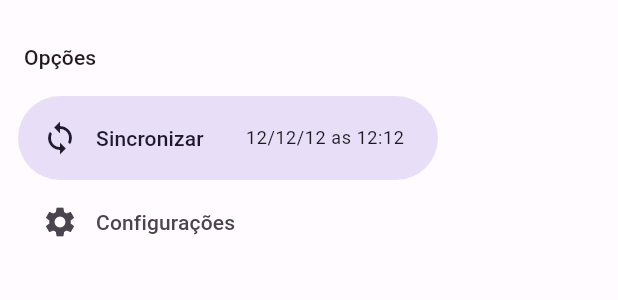
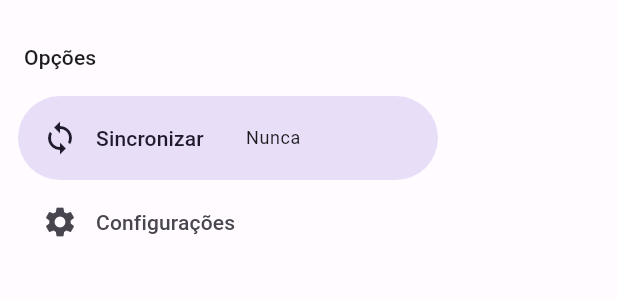
Before and after one commit to hadrianus-dev/list-app, a Flutter app: the CustomDrawer widget shown alone on an empty page, opened directly, on a phone screen of 412 x 824 dp. Shown: the top 300 px of the screen. Run offline on Flutter 3.47's test engine with Material 2 defaults, Android fonts, the phone set to English and light mode, and no system bars; our stand-ins replace flutter_modular, realm; generated files the repository leaves out were written again.

```diff
--- a/app/lib/src/home/widgets/custom_drawer.dart
+++ b/app/lib/src/home/widgets/custom_drawer.dart
@@ -1,10 +1,25 @@
+import 'package:ListApp/src/shared/stores/app_store.dart';
 import 'package:flutter/material.dart';
+import 'package:flutter_modular/flutter_modular.dart';
+import 'package:intl/intl.dart';
 
 class CustomDrawer extends StatelessWidget {
   const CustomDrawer({super.key});
 
   @override
   Widget build(BuildContext context) {
+    final appStore = context.watch<AppStore>(
+      (store) => store.syncDate,
+    );
+
+    final syncDate = appStore.syncDate.value;
+    var sysncDateText = 'Nunca ';
+
+    if (syncDate != null) {
+      final format = DateFormat('dd/MM/yyyy às hh:mm');
+      sysncDateText = format.format(syncDate);
+    }
+
     return NavigationDrawer(
         onDestinationSelected: (index) {
           if (index == 1) {
@@ -23,17 +38,20 @@ class CustomDrawer extends StatelessWidget {
           ),
           NavigationDrawerDestination(
               icon: const Icon(Icons.sync),
-              label: Row(
+              label: SizedBox(
+                width: 210,
+                child: Row(
                   children: [
                     const Text('Sincronizar'),
                     const SizedBox(
                       width: 28,
                     ),
                     Text(
-                    '12/12/12 as 12:12',
+                      sysncDateText,
                       style: Theme.of(context).textTheme.bodySmall,
                     ),
                   ],
+                ),
               )),
           const NavigationDrawerDestination(
               icon: Icon(Icons.settings), label: Text('Configurações'))
--- /dev/null
+++ b/app/lib/src/shared/service/realm/realm_config.dart
@@ -0,0 +1,5 @@
+import 'package:realm/realm.dart';
+
+import 'models/configuration_model.dart';
+
+var config = Configuration.local([ConfigurationModel.schema]);
--- a/app/lib/src/shared/stores/app_store.dart
+++ b/app/lib/src/shared/stores/app_store.dart
@@ -2,10 +2,21 @@ import 'package:flutter/material.dart';
 
 class AppStore {
   final themeMode = ValueNotifier(ThemeMode.system);
+  final syncDate = ValueNotifier<DateTime?>(null);
+
+  AppStore();
+
+  void init() {}
+  void save() {}
 
   void changeThemeMode(ThemeMode? mode) {
     if (mode != null) {
       themeMode.value = mode;
     }
   }
+
+  void setSyncDate(DateTime date) {
+    syncDate.value = date;
+    save();
+  }
 }
```
Also changed, not shown: app/lib/src/shared/service/realm/models/configuration_model.dart (added, +9 -0 lines), app/lib/src/shared/service/realm/models/configuration_model.g.dart (added). Lines whose indentation alone changed are shown as unchanged.
